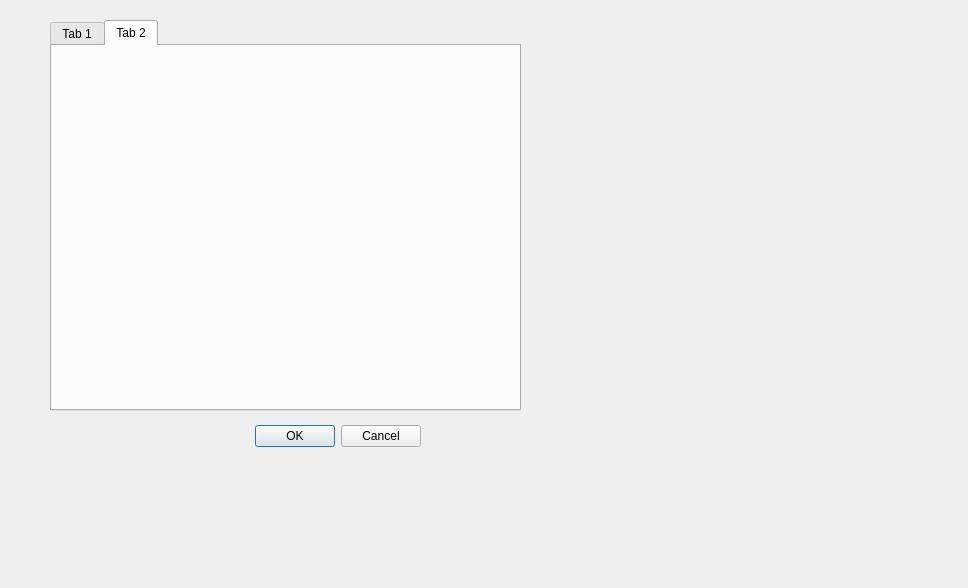
Above: settingswindow.ui from Brebl/Pop-up-Memo before the change. Below: the same form after it.
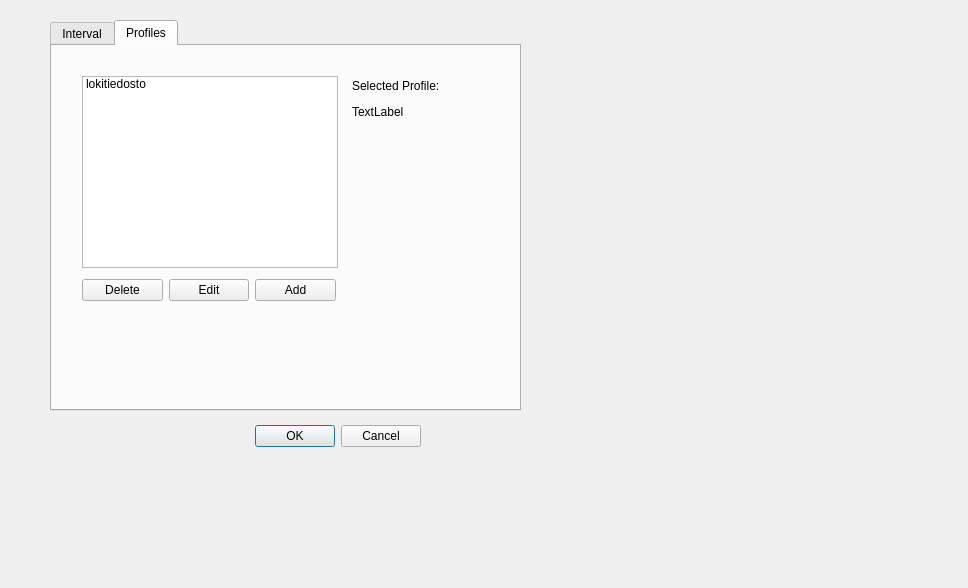
That is the form after the change. The open tabs and pages were chosen to show the change.

The edit to the form file:
```diff
--- a/settingswindow.ui
+++ b/settingswindow.ui
@@ -43,7 +43,7 @@
    </property>
    <widget class="QWidget" name="tab">
     <attribute name="title">
-     <string>Tab 1</string>
+     <string>Interval</string>
     </attribute>
     <widget class="QWidget" name="layoutWidget">
      <property name="geometry">
@@ -234,8 +234,85 @@
    </widget>
    <widget class="QWidget" name="tab_2">
     <attribute name="title">
-     <string>Tab 2</string>
+     <string>Profiles</string>
     </attribute>
+    <widget class="QListWidget" name="listWidget">
+     <property name="geometry">
+      <rect>
+       <x>30</x>
+       <y>30</y>
+       <width>256</width>
+       <height>192</height>
+      </rect>
+     </property>
+     <item>
+      <property name="text">
+       <string>lokitiedosto</string>
+      </property>
+      <property name="flags">
+       <set>ItemIsSelectable|ItemIsEditable|ItemIsDragEnabled|ItemIsEnabled</set>
+      </property>
+     </item>
+    </widget>
+    <widget class="QWidget" name="">
+     <property name="geometry">
+      <rect>
+       <x>300</x>
+       <y>30</y>
+       <width>161</width>
+       <height>46</height>
+      </rect>
+     </property>
+     <layout class="QVBoxLayout" name="verticalLayout_3">
+      <item>
+       <widget class="QLabel" name="label_3">
+        <property name="text">
+         <string>Selected Profile:</string>
+        </property>
+       </widget>
+      </item>
+      <item>
+       <widget class="QLabel" name="current_profile">
+        <property name="text">
+         <string>TextLabel</string>
+        </property>
+       </widget>
+      </item>
+     </layout>
+    </widget>
+    <widget class="QWidget" name="">
+     <property name="geometry">
+      <rect>
+       <x>30</x>
+       <y>230</y>
+       <width>254</width>
+       <height>29</height>
+      </rect>
+     </property>
+     <layout class="QHBoxLayout" name="horizontalLayout">
+      <item>
+       <widget class="QPushButton" name="profileDelete">
+        <property name="text">
+         <string>Delete</string>
+        </property>
+       </widget>
+      </item>
+      <item>
+       <widget class="QPushButton" name="profileEdit">
+        <property name="text">
+         <string>Edit</string>
+        </property>
+       </widget>
+      </item>
+      <item>
+       <widget class="QPushButton" name="profileAdd">
+        <property name="text">
+         <string>Add</string>
+        </property>
+       </widget>
+      </item>
+     </layout>
+    </widget>
    </widget>
   </widget>
  </widget>
```
Left out of the diff: 2 changed lines with no effect on the pictures.
